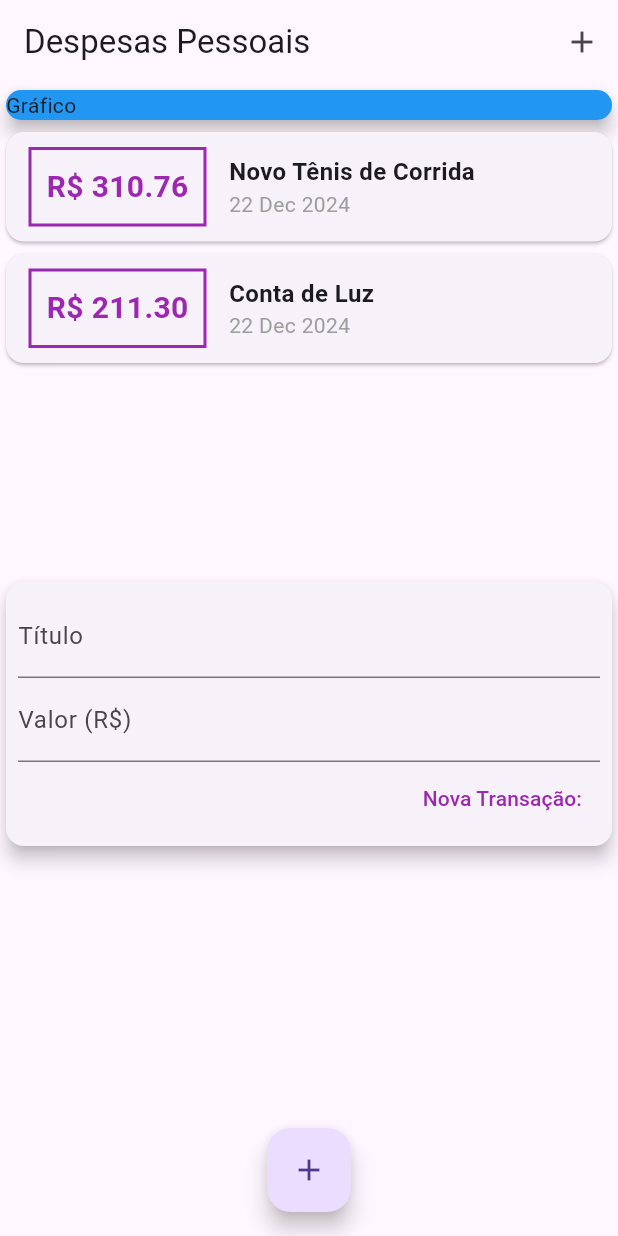
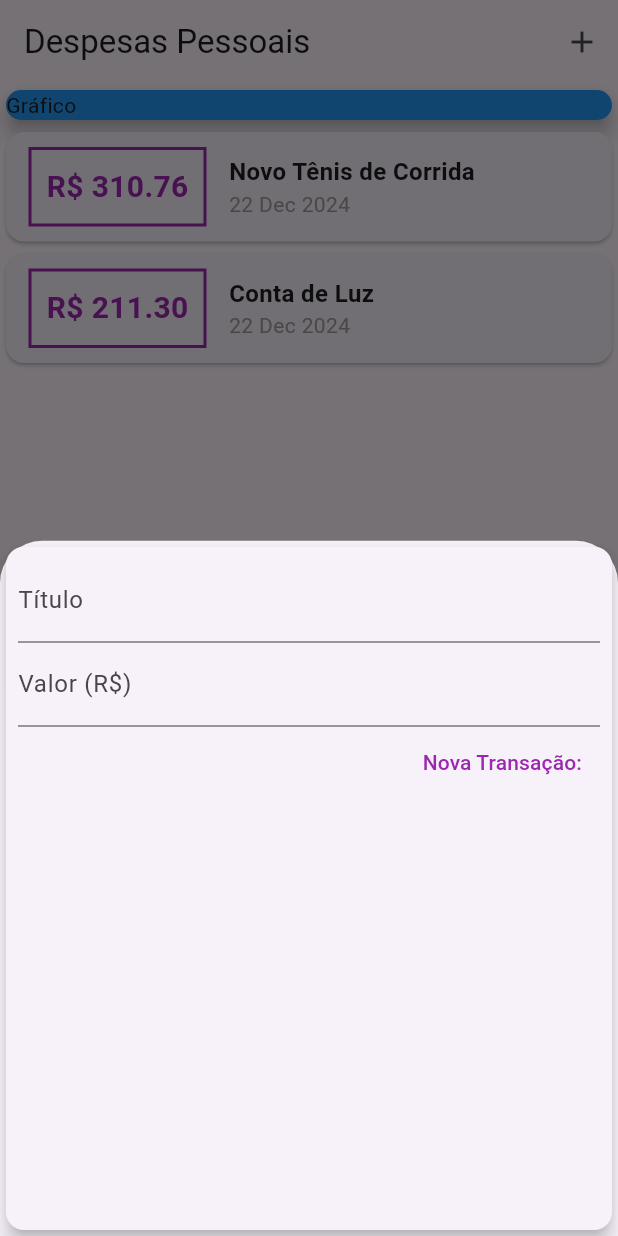
Before and after one commit to viniciusaraujo2405/projetoDespesas, a Flutter app: the screen it shows after launch, after a tap on the "add" icon, on a phone screen of 412 x 824 dp. Run offline on Flutter 3.47's test engine with Material 3 defaults, Android fonts, the phone set to English and light mode, and no system bars.

Commit message:
Refatorando a aplicacao, excluindo o transactions_user

```diff
--- a/lib/components/transacions_user.dart
+++ /dev/null
@@ -1,52 +0,0 @@
-import 'dart:math';
-
-import 'package:flutter/material.dart';
-import 'transactions_form.dart';
-import 'transactions_list.dart';
-import '../models/transaction.dart';
-
-class TransactionUser extends StatefulWidget {
-  @override
-  _TransactionUserState createState() => _TransactionUserState();
-}
-
-class _TransactionUserState extends State<TransactionUser> {
-  final List<Transaction> _transactions = [
-    Transaction(
-      id: 't1',
-      title: 'Novo Tênis de Corrida',
-      value: 310.76,
-      date: DateTime.now(),
-    ),
-    Transaction(
-      id: 't2',
-      title: 'Conta de Luz',
-      value: 211.30,
-      date: DateTime.now(),
-    ),
-  ];
-
-  void _addTransaction(String title, double value) {
-    final newTransaction = Transaction(
-      id: Random().nextDouble().toString(),
-      title: title,
-      value: value,
-      date: DateTime.now(),
-    );
-
-    setState(() {
-      _transactions.add(newTransaction);
-    });
-  }
-
-  @override
-  Widget build(BuildContext context) {
-    return Column(
-      crossAxisAlignment: CrossAxisAlignment.stretch,
-      children: <Widget>[
-        TransactionList(_transactions), // Exibe a lista de transações
-        TransactionsForm(_addTransaction), // Exibe o formulário para adicionar transações
-      ],
-    );
-  }
-}
--- a/lib/main.dart
+++ b/lib/main.dart
@@ -1,6 +1,9 @@
 
 import 'package:flutter/material.dart';
-import 'components/transacions_user.dart';
+import 'dart:math';
+import './components/transactions_form.dart';
+import './components/transactions_list.dart';
+import 'models/transaction.dart';
 
 
 main() => runApp(ExpensesApp());
@@ -16,7 +19,47 @@ class ExpensesApp extends StatelessWidget {
   }
 }
 
-class MyHomePage extends StatelessWidget {
+class MyHomePage extends StatefulWidget {
+
+  @override
+  State<MyHomePage> createState() => _MyHomePageState();
+}
+
+class _MyHomePageState extends State<MyHomePage> {
+  final List<Transaction> _transactions = [
+    Transaction(
+      id: 't1',
+      title: 'Novo Tênis de Corrida',
+      value: 310.76,
+      date: DateTime.now(),
+    ),
+    Transaction(
+      id: 't2',
+      title: 'Conta de Luz',
+      value: 211.30,
+      date: DateTime.now(),
+    ),
+  ];
+
+  void _addTransaction(String title, double value) {
+    final newTransaction = Transaction(
+      id: Random().nextDouble().toString(),
+      title: title,
+      value: value,
+      date: DateTime.now(),
+    );
+
+    setState(() {
+      _transactions.add(newTransaction);
+    });
+  }
+  _openTransactionFormModal(BuildContext context){
+    showModalBottomSheet(
+      context: context,
+      builder: (_){
+        return TransactionsForm(_addTransaction);
+    });
+  }
 
   @override
   Widget build(BuildContext context){
@@ -26,7 +69,7 @@ class MyHomePage extends StatelessWidget {
         actions: <Widget>[
           IconButton(
             icon: Icon(Icons.add),
-            onPressed: (){},
+            onPressed: () => _openTransactionFormModal(context),
           ),
         ],
         ),
@@ -41,15 +84,13 @@ class MyHomePage extends StatelessWidget {
               elevation: 5,
             ),
             ),
-            TransactionUser(),
-
-
-          ],
+            TransactionList(_transactions),
+            ],
         ),
       ),
       floatingActionButton: FloatingActionButton(
         child: Icon(Icons.add),
-        onPressed: (){},
+        onPressed: () => _openTransactionFormModal(context),
       ),
       floatingActionButtonLocation: FloatingActionButtonLocation.centerFloat,
     );
```
